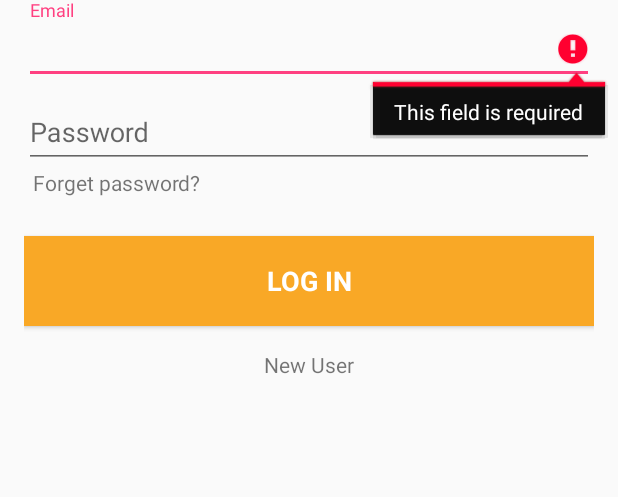
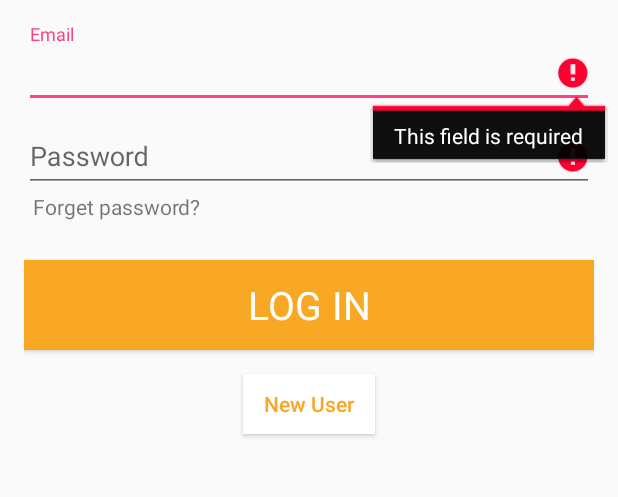
Before and after one commit to VictoriaHong/Footing-Android, an Android app: the screen it shows after launch (UI_LoginActivity), after a tap on "LOG IN", on a phone screen of 412 x 824 dp, the part 198-695 px from its top. Run offline under Robolectric (Android 15) with nearby library versions, the phone set to English and light mode, and no system bars; 2 statements that could not run were skipped.

Commit message:
Add sign up function (without database)

```diff
--- a/app/src/main/java/edu/cmu/footinguidemo/ui/UI_LoginActivity.java
+++ b/app/src/main/java/edu/cmu/footinguidemo/ui/UI_LoginActivity.java
@@ -3,10 +3,12 @@ package edu.cmu.footinguidemo.ui;
 import android.animation.Animator;
 import android.animation.AnimatorListenerAdapter;
 import android.annotation.TargetApi;
+import android.content.DialogInterface;
 import android.content.Intent;
 import android.content.pm.PackageManager;
 import android.support.annotation.NonNull;
 import android.support.design.widget.Snackbar;
+import android.support.v7.app.AlertDialog;
 import android.support.v7.app.AppCompatActivity;
 import android.app.LoaderManager.LoaderCallbacks;
 
@@ -34,6 +36,7 @@ import java.util.ArrayList;
 import java.util.List;
 
 import edu.cmu.footinguidemo.R;
+import edu.cmu.footinguidemo.controller.Validator;
 
 import static android.Manifest.permission.READ_CONTACTS;
 
@@ -52,7 +55,7 @@ public class UI_LoginActivity extends AppCompatActivity implements LoaderCallbac
      * TODO: remove after connecting to a real authentication system.
      */
     private static final String[] DUMMY_CREDENTIALS = new String[]{
-            "foo@example.com:hello", "bar@example.com:world"
+            "puff@footing.com:puff"
     };
     /**
      * Keep track of the login task to ensure we can cancel it if requested.
@@ -85,7 +88,7 @@ public class UI_LoginActivity extends AppCompatActivity implements LoaderCallbac
             }
         });
 
-        Button mEmailSignInButton = (Button) findViewById(R.id.email_sign_in_button);
+        Button mEmailSignInButton = (Button) findViewById(R.id.email_log_in_button);
         mEmailSignInButton.setOnClickListener(new OnClickListener() {
             @Override
             public void onClick(View view) {
@@ -162,23 +165,30 @@ public class UI_LoginActivity extends AppCompatActivity implements LoaderCallbac
         boolean cancel = false;
         View focusView = null;
 
-        // Check for a valid password, if the user entered one.
-        if (!TextUtils.isEmpty(password) && !isPasswordValid(password)) {
+        // Check for a valid password
+        if (TextUtils.isEmpty(password)) {
+            mPasswordView.setError(getString(R.string.error_field_required));
+            focusView = mPasswordView;
+            cancel = true;
+        } else if (!Validator.isPasswordValid(password)) {
             mPasswordView.setError(getString(R.string.error_invalid_password));
             focusView = mPasswordView;
             cancel = true;
         }
 
-        // Check for a valid email address.
+        // Check for a valid email address
         if (TextUtils.isEmpty(email)) {
             mEmailView.setError(getString(R.string.error_field_required));
             focusView = mEmailView;
             cancel = true;
-        } else if (!isEmailValid(email)) {
+        } else if (!Validator.isEmailValid(email)) {
             mEmailView.setError(getString(R.string.error_invalid_email));
             focusView = mEmailView;
             cancel = true;
         }
+
+        // TODO: Validate email and password from database
+
 
         if (cancel) {
             // There was an error; don't attempt login and focus the first
@@ -196,16 +206,6 @@ public class UI_LoginActivity extends AppCompatActivity implements LoaderCallbac
             finish();
             startActivity(intent);
         }
-    }
-
-    private boolean isEmailValid(String email) {
-        //TODO: Replace this with your own logic
-        return email.contains("@");
-    }
-
-    private boolean isPasswordValid(String password) {
-        //TODO: Replace this with your own logic
-        return password.length() >= 4;
     }
 
     /**
@@ -354,4 +354,27 @@ public class UI_LoginActivity extends AppCompatActivity implements LoaderCallbac
             showProgress(false);
         }
     }
+
+    // Login Page event listener
+    public void retrievePassword(View view) {
+        alert("Please call 814-777-1234 to retrieve your password");
+    }
+
+    public void signUp(View view) {
+        Intent intent = new Intent(this, UI_SignUpActivity.class);
+        startActivity(intent);
+    }
+
+    private void alert(String message) {
+        AlertDialog alertDialog = new AlertDialog.Builder(this).create();
+        alertDialog.setTitle("Retrieve Password");
+        alertDialog.setMessage(message);
+        alertDialog.setButton(AlertDialog.BUTTON_POSITIVE, "OK",
+                new DialogInterface.OnClickListener() {
+                    public void onClick(DialogInterface dialog, int which) {
+                        dialog.dismiss();
+                    }
+                });
+        alertDialog.show();
+    }
 }
--- a/app/src/main/res/layout-large/activity_login.xml
+++ b/app/src/main/res/layout-large/activity_login.xml
@@ -61,7 +61,7 @@
                     android:layout_height="wrap_content"
                     android:hint="@string/prompt_password"
                     android:imeActionId="@+id/login"
-                    android:imeActionLabel="@string/action_sign_in_short"
+                    android:imeActionLabel="@string/action_log_in_short"
                     android:imeOptions="actionUnspecified"
                     android:inputType="textPassword"
                     android:maxLines="1"
@@ -73,7 +73,7 @@
                 android:id="@+id/forget_password"
                 android:layout_width="wrap_content"
                 android:layout_height="wrap_content"
-                android:layout_marginLeft="6dp"
+                android:layout_marginStart="6dp"
                 android:layout_marginBottom="10dp"
                 android:clickable="true"
                 android:text="@string/forget_password" />
@@ -87,7 +87,7 @@
                 android:layout_marginBottom="16dp"
                 android:background="@color/colorPrimary"
                 android:textColor="#ffffff"
-                android:text="@string/action_sign_in"
+                android:text="@string/action_log_in"
                 android:textStyle="bold" />
 
             <TextView
--- a/app/src/main/res/layout/activity_login.xml
+++ b/app/src/main/res/layout/activity_login.xml
@@ -34,6 +34,7 @@
                 android:id="@+id/logo"
                 android:layout_width="match_parent"
                 android:layout_height="wrap_content"
+                android:layout_marginBottom="16dp"
                 android:src="@drawable/logo" />
 
             <android.support.design.widget.TextInputLayout
@@ -61,7 +62,7 @@
                     android:layout_height="wrap_content"
                     android:hint="@string/prompt_password"
                     android:imeActionId="@+id/login"
-                    android:imeActionLabel="@string/action_sign_in_short"
+                    android:imeActionLabel="@string/action_log_in_short"
                     android:imeOptions="actionUnspecified"
                     android:inputType="textPassword"
                     android:maxLines="1"
@@ -73,13 +74,14 @@
                 android:id="@+id/forget_password"
                 android:layout_width="wrap_content"
                 android:layout_height="wrap_content"
-                android:layout_marginLeft="6dp"
+                android:layout_marginStart="6dp"
                 android:layout_marginBottom="10dp"
                 android:clickable="true"
-                android:text="@string/forget_password" />
+                android:text="@string/forget_password"
+                android:onClick="retrievePassword" />
 
             <Button
-                android:id="@+id/email_sign_in_button"
+                android:id="@+id/email_log_in_button"
                 style="?android:textAppearanceMedium"
                 android:layout_width="match_parent"
                 android:layout_height="60dp"
@@ -87,16 +89,20 @@
                 android:layout_marginBottom="16dp"
                 android:background="@color/colorPrimary"
                 android:textColor="#ffffff"
-                android:text="@string/action_sign_in"
-                android:textStyle="bold" />
+                android:textSize="26sp"
+                android:text="@string/action_log_in" />
 
-            <TextView
+            <Button
                 android:id="@+id/new_user"
                 android:layout_width="wrap_content"
-                android:layout_height="wrap_content"
+                android:layout_height="40dp"
                 android:layout_gravity="center_horizontal"
-                android:clickable="true"
-                android:text="@string/new_user" />
+                android:layout_marginBottom="16dp"
+                android:textAllCaps="false"
+                android:background="#ffffff"
+                android:textColor="@color/colorPrimary"
+                android:text="@string/new_user"
+                android:onClick="signUp" />
         </LinearLayout>
     </ScrollView>
 </LinearLayout>
--- a/app/src/main/res/values/strings.xml
+++ b/app/src/main/res/values/strings.xml
@@ -5,6 +5,7 @@
     <string name="title_activity_recording">Recording List</string>
     <string name="title_activity_medal">Medal List</string>
     <string name="title_activity_new_journal">New Journal</string>
+    <string name="title_activity_sign_up">Sign Up</string>
 
     <!-- Others -->
     <string name="navigation_drawer_open">Open navigation drawer</string>
@@ -33,16 +34,23 @@
     <string name="golden_gate_bridge_medal">Golden Gate Bridge Medal</string>
 
     <!-- Strings related to login -->
-    <string name="prompt_username">User Name</string>
+    <string name="prompt_username">Username</string>
     <string name="prompt_email">Email</string>
     <string name="prompt_password">Password</string>
-    <string name="action_sign_in">Log In</string>
-    <string name="action_sign_in_short">Login</string>
-    <string name="error_invalid_email">This email address is invalid</string>
-    <string name="error_invalid_password">This password is too short</string>
-    <string name="error_incorrect_password">This password is incorrect</string>
+    <string name="prompt_password_confirm">Confirm Password</string>
+    <string name="action_log_in">Log In</string>
+    <string name="action_log_in_short">Login</string>
+    <string name="action_sign_up">Sign Up</string>
+    <string name="error_invalid_email">The email address is invalid</string>
+    <string name="error_email_not_exist">The email address does not exist</string>
+    <string name="error_email_registered">The email address has already been registered</string>
+    <string name="error_invalid_password">The password is too short</string>
+    <string name="error_incorrect_password">The password is incorrect</string>
+    <string name="error_invalid_password_confirm">Two passwords are different</string>
     <string name="error_field_required">This field is required</string>
+    <string name="message_sign_up_success">Sign up successful.\nPlease login using your email and password.</string>
     <string name="permission_rationale">"Contacts permissions are needed for providing email
         completions."</string>
 
+
 </resources>
--- a/app/src/main/res/values/styles.xml
+++ b/app/src/main/res/values/styles.xml
@@ -13,9 +13,9 @@
         <item name="windowNoTitle">true</item>
     </style>
 
-    <style name="AppTheme.AppBarOverlay" parent="ThemeOverlay.AppCompat.Dark.ActionBar" />
+    <style name="AppTheme.AppBarOverlay" parent="ThemeOverlay.AppCompat.Dark.ActionBar"/>
 
-    <style name="AppTheme.PopupOverlay" parent="ThemeOverlay.AppCompat.Light" />
+    <style name="AppTheme.PopupOverlay" parent="ThemeOverlay.AppCompat.Light"/>
 
     <!-- Tab style -->
     <style name="TabLayout" parent="Widget.Design.TabLayout">
```
Also changed, not shown: app/src/main/AndroidManifest.xml (+21 -12 lines), app/src/main/java/edu/cmu/footinguidemo/controller/Validator.java (added, +26 -0 lines), app/src/main/java/edu/cmu/footinguidemo/ui/UI_SignUpActivity.java (added, +129 -0 lines), app/src/main/res/layout/activity_sign_up.xml (added, +27 -0 lines), app/src/main/res/layout/content_sign_up.xml (added, +97 -0 lines).
